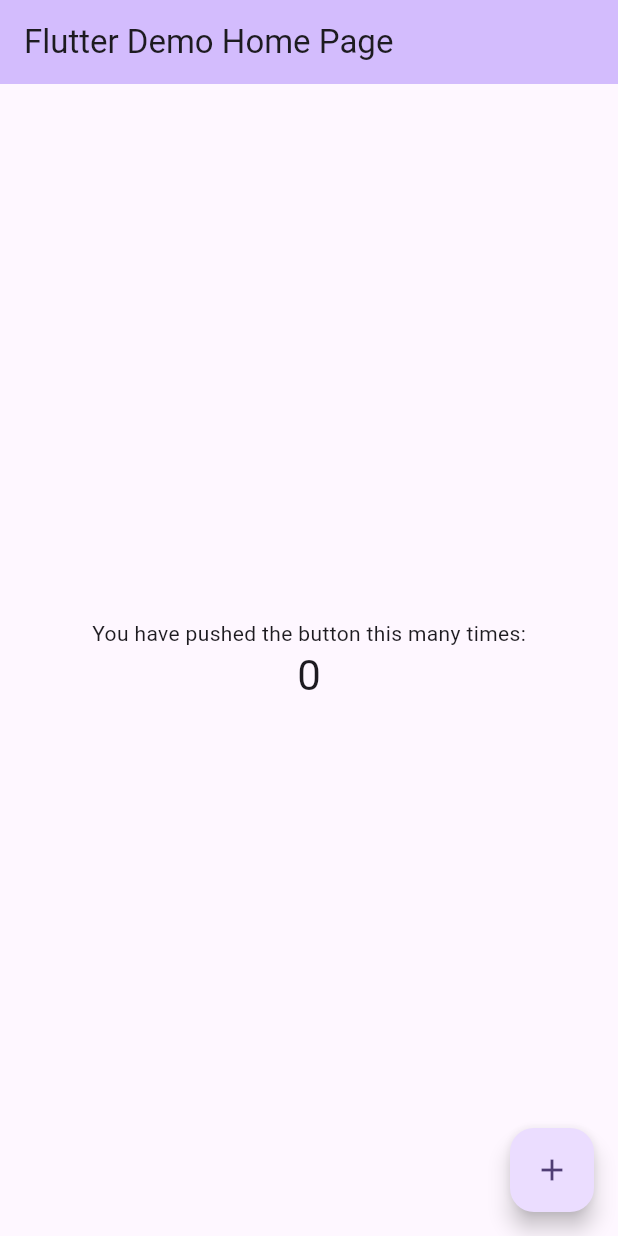
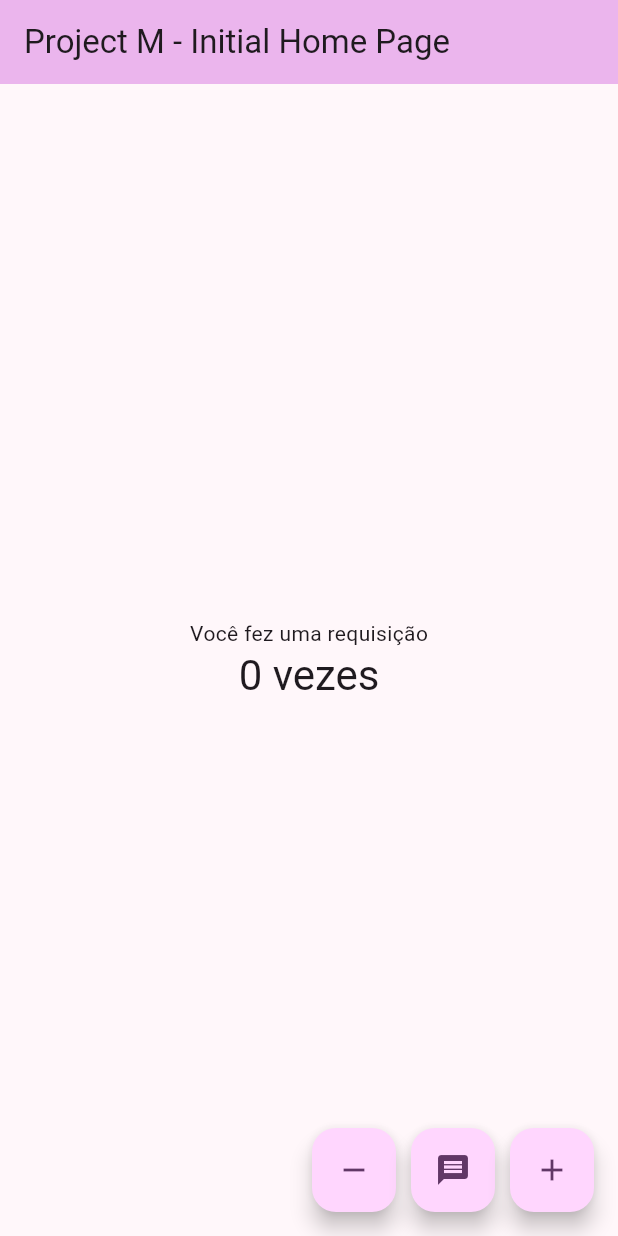
Before and after one commit to DanrleyFerraz/project_m, a Flutter app: the screen it shows after launch, on a phone screen of 412 x 824 dp. Run offline on Flutter 3.47's test engine with Material 3 defaults, Android fonts, the phone set to English and light mode, and no system bars.

Commit message:
Upgrade in main.dart

```diff
--- a/lib/main.dart
+++ b/lib/main.dart
@@ -7,46 +7,21 @@ void main() {
 class MyApp extends StatelessWidget {
   const MyApp({super.key});
 
-  // This widget is the root of your application.
   @override
   Widget build(BuildContext context) {
     return MaterialApp(
-      title: 'Flutter Demo',
+      title: 'Project M',
       theme: ThemeData(
-        // This is the theme of your application.
-        //
-        // TRY THIS: Try running your application with "flutter run". You'll see
-        // the application has a purple toolbar. Then, without quitting the app,
-        // try changing the seedColor in the colorScheme below to Colors.green
-        // and then invoke "hot reload" (save your changes or press the "hot
-        // reload" button in a Flutter-supported IDE, or press "r" if you used
-        // the command line to start the app).
-        //
-        // Notice that the counter didn't reset back to zero; the application
-        // state is not lost during the reload. To reset the state, use hot
-        // restart instead.
-        //
-        // This works for code too, not just values: Most code changes can be
-        // tested with just a hot reload.
-        colorScheme: ColorScheme.fromSeed(seedColor: Colors.deepPurple),
+        colorScheme: ColorScheme.fromSeed(seedColor: Colors.purpleAccent),
         useMaterial3: true,
       ),
-      home: const MyHomePage(title: 'Flutter Demo Home Page'),
+      home: const MyHomePage(title: 'Project M - Initial Home Page'),
     );
   }
 }
 
 class MyHomePage extends StatefulWidget {
   const MyHomePage({super.key, required this.title});
-
-  // This widget is the home page of your application. It is stateful, meaning
-  // that it has a State object (defined below) that contains fields that affect
-  // how it looks.
-
-  // This class is the configuration for the state. It holds the values (in this
-  // case the title) provided by the parent (in this case the App widget) and
-  // used by the build method of the State. Fields in a Widget subclass are
-  // always marked "final".
 
   final String title;
 
@@ -59,67 +34,66 @@ class _MyHomePageState extends State<MyHomePage> {
 
   void _incrementCounter() {
     setState(() {
-      // This call to setState tells the Flutter framework that something has
-      // changed in this State, which causes it to rerun the build method below
-      // so that the display can reflect the updated values. If we changed
-      // _counter without calling setState(), then the build method would not be
-      // called again, and so nothing would appear to happen.
       _counter++;
     });
   }
 
+  void _decrementCounter() {
+    setState(() {
+      _counter--;
+    });
+  }
+
+  void _message() {
+    ScaffoldMessenger.of(context).showSnackBar(
+      SnackBar(
+        content: Text('Você pressionou o botão de mensagem!! Ela vai desaparecer em aproximadamente 10 segundos.'),
+        duration: Duration(seconds: 10),
+        ),
+    );
+    }
+
   @override
   Widget build(BuildContext context) {
-    // This method is rerun every time setState is called, for instance as done
-    // by the _incrementCounter method above.
-    //
-    // The Flutter framework has been optimized to make rerunning build methods
-    // fast, so that you can just rebuild anything that needs updating rather
-    // than having to individually change instances of widgets.
     return Scaffold(
       appBar: AppBar(
-        // TRY THIS: Try changing the color here to a specific color (to
-        // Colors.amber, perhaps?) and trigger a hot reload to see the AppBar
-        // change color while the other colors stay the same.
         backgroundColor: Theme.of(context).colorScheme.inversePrimary,
-        // Here we take the value from the MyHomePage object that was created by
-        // the App.build method, and use it to set our appbar title.
         title: Text(widget.title),
       ),
       body: Center(
-        // Center is a layout widget. It takes a single child and positions it
-        // in the middle of the parent.
         child: Column(
-          // Column is also a layout widget. It takes a list of children and
-          // arranges them vertically. By default, it sizes itself to fit its
-          // children horizontally, and tries to be as tall as its parent.
-          //
-          // Column has various properties to control how it sizes itself and
-          // how it positions its children. Here we use mainAxisAlignment to
-          // center the children vertically; the main axis here is the vertical
-          // axis because Columns are vertical (the cross axis would be
-          // horizontal).
-          //
-          // TRY THIS: Invoke "debug painting" (choose the "Toggle Debug Paint"
-          // action in the IDE, or press "p" in the console), to see the
-          // wireframe for each widget.
           mainAxisAlignment: MainAxisAlignment.center,
           children: <Widget>[
-            const Text(
-              'You have pushed the button this many times:',
-            ),
+            const Text('Você fez uma requisição'),
             Text(
-              '$_counter',
+              '$_counter vezes',
               style: Theme.of(context).textTheme.headlineMedium,
             ),
           ],
         ),
       ),
-      floatingActionButton: FloatingActionButton(
-        onPressed: _incrementCounter,
-        tooltip: 'Increment',
-        child: const Icon(Icons.add),
-      ), // This trailing comma makes auto-formatting nicer for build methods.
+      floatingActionButton: Row(
+        mainAxisAlignment: MainAxisAlignment.end,
+        children: [
+          FloatingActionButton(
+            onPressed: _decrementCounter,
+            tooltip: 'Decrement',
+            child: const Icon(Icons.remove),
+          ),
+          const SizedBox(width: 10),
+          FloatingActionButton(
+            onPressed: _message,
+            tooltip: 'Increment',
+            child: const Icon(Icons.message),
+          ),
+            const SizedBox(width: 10),
+            FloatingActionButton(
+            onPressed: _incrementCounter,
+            tooltip: 'Increment',
+            child: const Icon(Icons.add),
+          ),
+        ],
+      ),
     );
   }
 }
```
